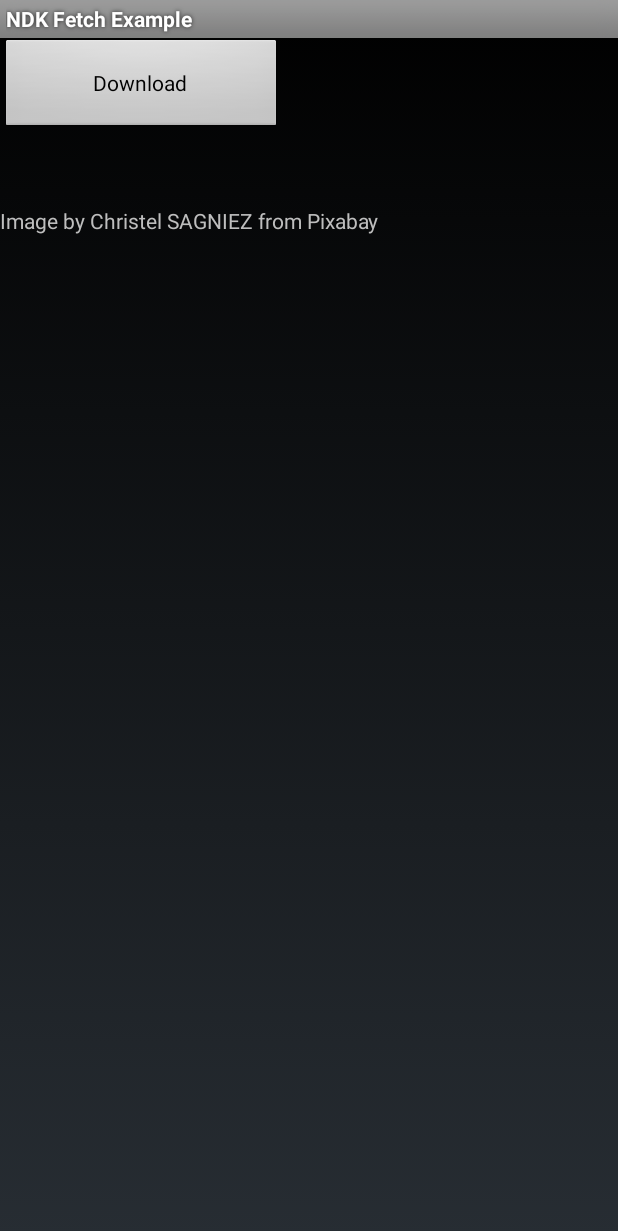
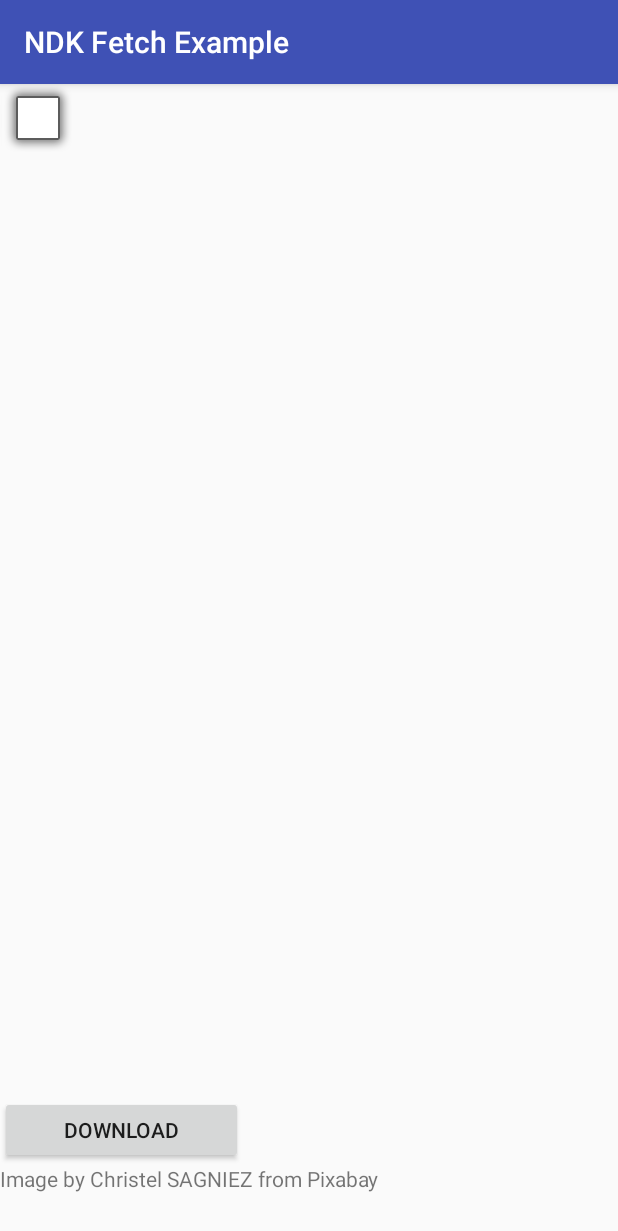
Before and after one commit to bramtechs/android-ndk-fetch-example, an Android app: the screen it shows after launch (FetchExampleActivity), on a phone screen of 412 x 824 dp. Shown: the top 1231 px of the screen. Run offline under Robolectric (Android 15) with nearby library versions, the phone set to English and light mode, and no system bars; 1 statement that could not run was skipped.

Commit message:
Revert "Backport to Android 4 in 2024"
This reverts commit 986d8d3c84380fa6d48e77095e45f77645ab2b4d.

```diff
--- a/app/build.gradle
+++ b/app/build.gradle
@@ -10,10 +10,8 @@ android {
 
     defaultConfig {
         applicationId 'com.doomhowl.fetchexample'
-        minSdk 17
+        minSdk 21
         targetSdk 33
-        ndkVersion = "22.1.7171670"
-
         versionCode 1
         versionName "1.0"
     }
@@ -65,5 +63,8 @@ android {
 }
 
 dependencies {
+    implementation libs.androidx.core.ktx
+    implementation libs.androidx.appcompat
+    implementation libs.androidx.constraintlayout
     kapt
 }
--- a/app/src/main/kotlin/com/doomhowl/fetchexample/FetchExampleActivity.kt
+++ b/app/src/main/kotlin/com/doomhowl/fetchexample/FetchExampleActivity.kt
@@ -1,13 +1,13 @@
 package com.doomhowl.fetchexample
 
-import android.app.Activity
 import android.graphics.BitmapFactory
 import android.os.Bundle
 import android.view.View
 import android.widget.Toast
+import androidx.appcompat.app.AppCompatActivity
 import com.doomhowl.fetchexample.databinding.ActivityExampleJniBinding
 
-class FetchExampleActivity : Activity() {
+class FetchExampleActivity : AppCompatActivity() {
 
     private var binding: ActivityExampleJniBinding? = null
 
--- a/app/src/main/res/layout/activity_example_jni.xml
+++ b/app/src/main/res/layout/activity_example_jni.xml
@@ -1,31 +1,37 @@
 <?xml version="1.0" encoding="utf-8"?>
-<LinearLayout xmlns:android="http://schemas.android.com/apk/res/android"
+<androidx.constraintlayout.widget.ConstraintLayout xmlns:android="http://schemas.android.com/apk/res/android"
+    xmlns:app="http://schemas.android.com/apk/res-auto"
     xmlns:tools="http://schemas.android.com/tools"
     android:id="@+id/activity_example_jni"
     android:layout_width="match_parent"
     android:layout_height="match_parent"
-    android:orientation="vertical"
     tools:context="com.doomhowl.fetchexample.FetchExampleActivity">
 
     <ImageView
         android:id="@+id/imageView"
         android:layout_width="wrap_content"
         android:layout_height="wrap_content"
-        tools:src="@android:drawable/btn_dialog" />
+        app:layout_constraintStart_toStartOf="parent"
+        app:layout_constraintTop_toTopOf="parent"
+        app:srcCompat="@android:drawable/alert_light_frame" />
 
     <Button
         android:id="@+id/button"
-        android:layout_width="188dp"
-        android:layout_height="64dp"
+        android:layout_width="162dp"
+        android:layout_height="45dp"
         android:layout_marginBottom="48dp"
         android:onClick="onRefreshButtonClicked"
-        android:text="Download" />
+        android:text="Download"
+        app:layout_constraintBottom_toBottomOf="parent"
+        tools:layout_editor_absoluteX="155dp" />
 
     <TextView
         android:id="@+id/hello_textview"
         android:layout_width="316dp"
         android:layout_height="32dp"
         android:layout_marginBottom="16dp"
-        android:text="Image by Christel SAGNIEZ from Pixabay" />
+        android:text="Image by Christel SAGNIEZ from Pixabay"
+        app:layout_constraintBottom_toBottomOf="parent"
+        tools:layout_editor_absoluteX="78dp" />
 
-</LinearLayout>
+</androidx.constraintlayout.widget.ConstraintLayout>
--- a/app/src/main/res/values/styles.xml
+++ b/app/src/main/res/values/styles.xml
@@ -1,3 +1,11 @@
 <resources>
-    <style name="AppTheme" parent="android:Theme" />
+
+    <!-- Base application theme. -->
+    <style name="AppTheme" parent="Theme.AppCompat.Light.DarkActionBar">
+        <!-- Customize your theme here. -->
+        <item name="colorPrimary">@color/colorPrimary</item>
+        <item name="colorPrimaryDark">@color/colorPrimaryDark</item>
+        <item name="colorAccent">@color/colorAccent</item>
+    </style>
+
 </resources>
--- a/gradle.properties
+++ b/gradle.properties
@@ -1,5 +1,5 @@
 org.gradle.jvmargs=-Dfile.encoding=UTF-8 -Xmx8000m -Xmx6g -Dfile.encoding=UTF-8 -XX:MaxMetaspaceSize=1g -XX:+UseParallelGC
-android.useAndroidX=false
+android.useAndroidX=true
 android.nonTransitiveRClass=true
 android.nonFinalResIds=false
 org.gradle.daemon=true
```
Also changed, not shown: 1 other file.
